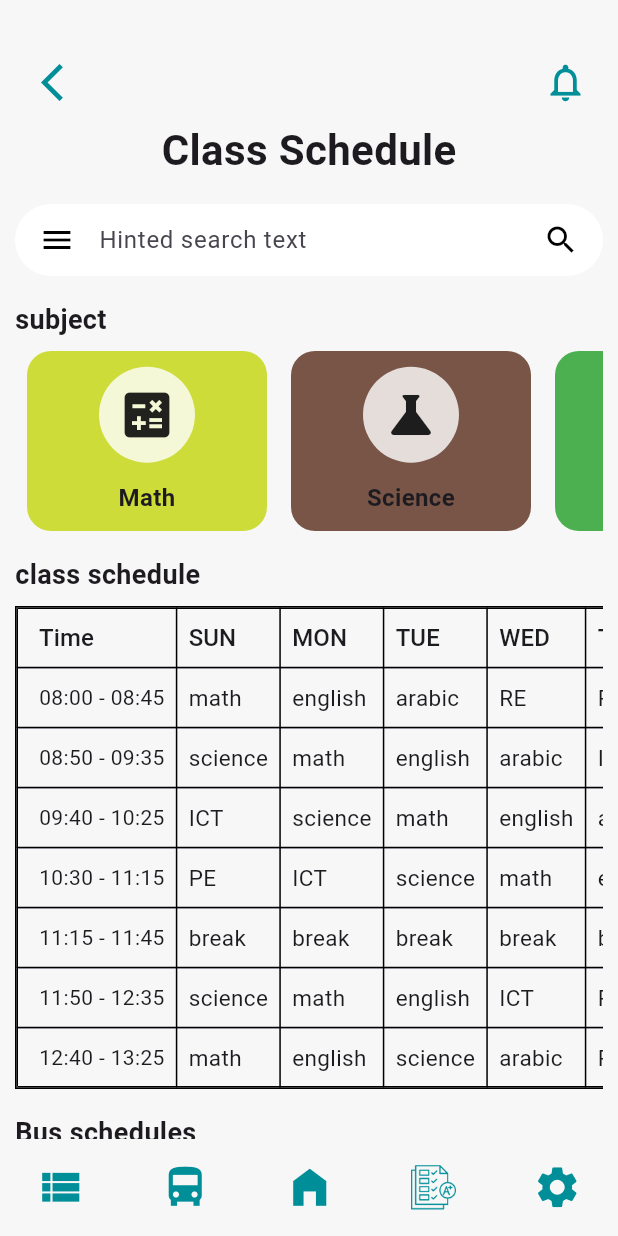
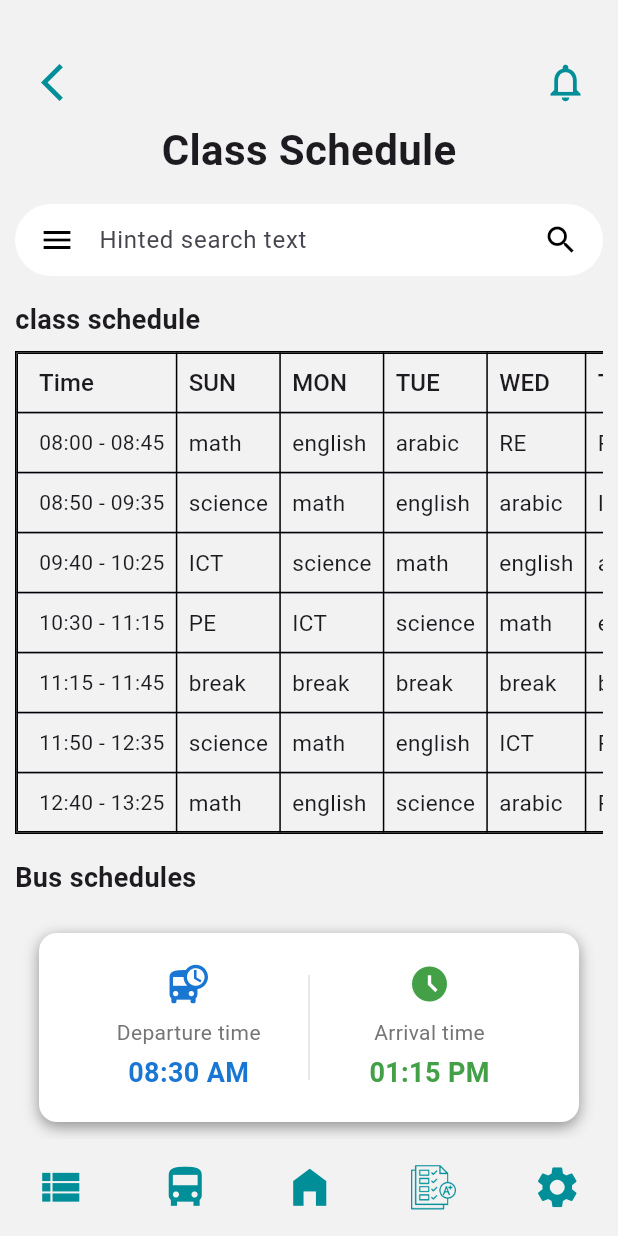
Before and after one commit to aliKhaledIbnAlwalid/Education1Nourish, a Flutter app: the ClassesScreenBody screen opened directly, on a phone screen of 412 x 824 dp. Run offline on Flutter 3.47's test engine with Material 3 defaults, Android fonts, the phone set to English and light mode, and no system bars; our stand-ins replace bloc, concentric_transition, dio, dotted_border, equatable, file_picker and 9 more; accounts and stored records are empty; network calls fail.

Commit message:
classes changed

```diff
--- a/lib/core/utils/constants.dart
+++ b/lib/core/utils/constants.dart
@@ -1,7 +1,7 @@
 import 'package:flutter/material.dart';
 
 const Color ourMainColor = Color(0xFF008F99);
-const Color ourBackgroundColor = Color(0xFFF7F7F7);
+const Color ourBackgroundColor =  const Color(0xfff2f2f2);
 
 final List<Color> gradientColors = [firstGradientColor, secondGradientColor];
 Color firstGradientColor = Colors.blue.shade200;
--- a/lib/features/Parent/features/Classes/presentation/views/widgets/classes_screen_body.dart
+++ b/lib/features/Parent/features/Classes/presentation/views/widgets/classes_screen_body.dart
@@ -30,19 +30,19 @@ class ClassesScreenBody extends StatelessWidget {
               const SearchBar(),
               const SizedBox(height: 16),
               // Subjects Section
-              const Text(
-                "subject",
-                style: TextStyle(fontSize: 18, fontWeight: FontWeight.bold),
-              ),
-              const SizedBox(height: 8),
-              SingleChildScrollView(
-                scrollDirection: Axis.horizontal,
-                child: Row(
-                  children: subjects.map(_buildSubjectContainer).toList(),
-                ),
-              ),
-              const SizedBox(height: 16),
-              // Class Schedule Section
+              // const Text(
+              //   "subject",
+              //   style: TextStyle(fontSize: 18, fontWeight: FontWeight.bold),
+              // ),
+              // const SizedBox(height: 8),
+              // SingleChildScrollView(
+              //   scrollDirection: Axis.horizontal,
+              //   child: Row(
+              //     children: subjects.map(_buildSubjectContainer).toList(),
+              //   ),
+              // ),
+              // const SizedBox(height: 16),
+              // // Class Schedule Section
               const Text(
                 "class schedule",
                 style: TextStyle(fontSize: 18, fontWeight: FontWeight.bold),
--- a/lib/main.dart
+++ b/lib/main.dart
@@ -1,4 +1,3 @@
-import 'package:edunourish/core/utils/constants.dart';
 import 'package:flutter/material.dart';
 import 'package:provider/provider.dart';
 import 'package:shared_preferences/shared_preferences.dart';
@@ -9,8 +8,6 @@ import 'features/student/providers/student_provider.dart';
 import 'features/teacher/providers/teacher_provider.dart';
 import 'features/student/widgets/btm_nav_bar_student.dart';
 import 'features/teacher/widgets/btm_nav_bar.dart';
-import 'features/teacher/widgets/btm_nav_bar.dart';
-
 
 void main() async {
   WidgetsFlutterBinding.ensureInitialized();
@@ -33,7 +30,7 @@ class MyApp extends StatelessWidget {
       child: MaterialApp(
         // from line 31 to 34 , who is added by mohamed
         theme: ThemeData(
-        scaffoldBackgroundColor: ourBackgroundColor,
+        scaffoldBackgroundColor:const Color(0xfff2f2f2),
         ),
         debugShowCheckedModeBanner: false,
         title: 'EduNourish',
```
Also changed, not shown: 4 other files.
